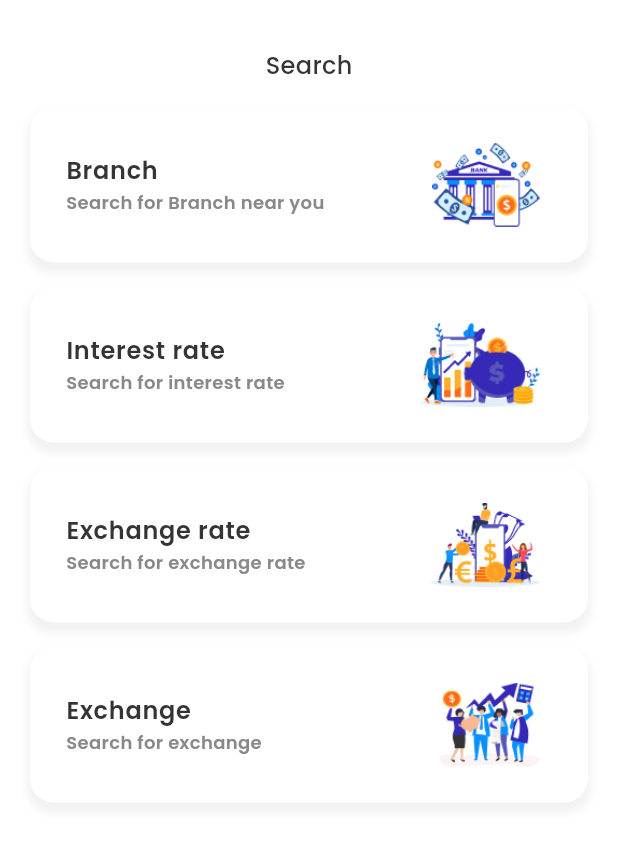
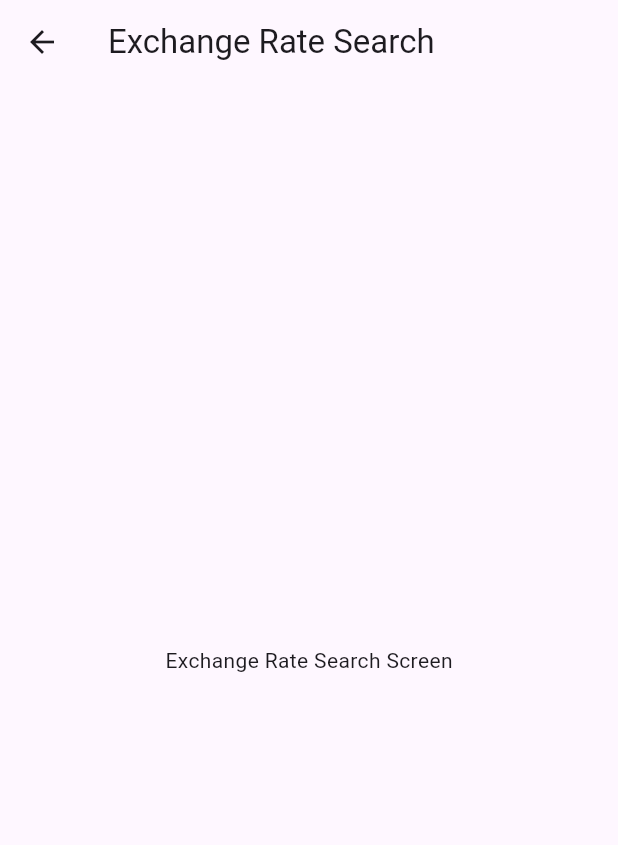
Before and after one commit to Jo-shua09/iBank, a Flutter app: the SearchScreen screen opened by its route, after a tap on "Exchange rate", on a phone screen of 412 x 824 dp. Shown: the top 845 px of the screen. Run offline on Flutter 3.47's test engine with Material 3 defaults, Android fonts, the phone set to English and light mode, and no system bars; our stand-ins replace flutter_svg, get, go_router.

Commit message:
Refactor sign-in and sign-up styles; add search screens for branch, exchange rate, and interest
Co-authored-by: Copilot <copilot@github.com>

```diff
--- a/lib/features/auth/view/sign_in.dart
+++ b/lib/features/auth/view/sign_in.dart
@@ -180,7 +180,7 @@ class _SignInState extends State<SignIn> {
           ),
           Text(
             'Sign In',
-            style: AppTextStyles.body3.copyWith(color: AppColors.white),
+            style: AppTextStyles.body1.copyWith(color: AppColors.white),
           ),
         ],
       ),
--- a/lib/features/auth/view/sign_up.dart
+++ b/lib/features/auth/view/sign_up.dart
@@ -223,7 +223,7 @@ class _SignUpState extends State<SignUp> {
           ),
           Text(
             'Sign Up',
-            style: AppTextStyles.body3.copyWith(color: AppColors.white),
+            style: AppTextStyles.body1.copyWith(color: AppColors.white),
           ),
         ],
       ),
--- a/lib/features/search/view/search_screen.dart
+++ b/lib/features/search/view/search_screen.dart
@@ -1,4 +1,5 @@
 import 'package:flutter/material.dart';
+import 'package:go_router/go_router.dart';
 import 'package:ibank/core/constants/app_colors.dart';
 import 'package:ibank/core/constants/app_styles.dart';
 
@@ -27,25 +28,29 @@ class SearchScreen extends StatelessWidget {
                     mainAxisSize: MainAxisSize.min,
                     mainAxisAlignment: MainAxisAlignment.start,
                     children: [
-                      _ListBuilder(
+                      _listBuilder(
+                        context,
                         'Branch',
                         'Search for Branch near you',
                         'assets/images/branch.jpg',
                       ),
                       const SizedBox(height: 16.0),
-                      _ListBuilder(
+                      _listBuilder(
+                        context,
                         'Interest rate',
                         'Search for interest rate',
                         'assets/images/interest.jpg',
                       ),
                       const SizedBox(height: 16.0),
-                      _ListBuilder(
+                      _listBuilder(
+                        context,
                         'Exchange rate',
                         'Search for exchange rate',
                         'assets/images/exchange-rate.jpg',
                       ),
                       const SizedBox(height: 16.0),
-                      _ListBuilder(
+                      _listBuilder(
+                        context,
                         'Exchange',
                         'Search for exchange',
                         'assets/images/exchange.jpg',
@@ -61,7 +66,12 @@ class SearchScreen extends StatelessWidget {
     );
   }
 
-  Widget _ListBuilder(String title, String subtitle, String imageUrl) {
+  Widget _listBuilder(
+    BuildContext context,
+    String title,
+    String subtitle,
+    String imageUrl,
+  ) {
     return Container(
       padding: const EdgeInsets.symmetric(horizontal: 8.0, vertical: 16.0),
       decoration: BoxDecoration(
@@ -90,7 +100,7 @@ class SearchScreen extends StatelessWidget {
         ),
         trailing: Image.asset(imageUrl),
         onTap: () {
-          // Handle search result tap
+          context.push('/search/$title'.toLowerCase().replaceAll(' ', '-'));
         },
       ),
     );
--- /dev/null
+++ b/lib/features/searches/views/exchange_rate_screen.dart
@@ -0,0 +1,13 @@
+import 'package:flutter/material.dart';
+
+class ExchangeRateScreen extends StatelessWidget {
+  const ExchangeRateScreen({super.key});
+
+  @override
+  Widget build(BuildContext context) {
+    return Scaffold(
+      appBar: AppBar(title: const Text('Exchange Rate Search')),
+      body: const Center(child: Text('Exchange Rate Search Screen')),
+    );
+  }
+}
--- a/lib/routes/app_routes.dart
+++ b/lib/routes/app_routes.dart
@@ -7,6 +7,10 @@ import 'package:ibank/features/auth/view/success_screen.dart';
 import 'package:ibank/features/home/view/home_screen.dart';
 import 'package:ibank/features/notifications/view/notification_screen.dart';
 import 'package:ibank/features/search/view/search_screen.dart';
+import 'package:ibank/features/searches/views/branch_screen.dart';
+import 'package:ibank/features/searches/views/exchange_rate_screen.dart';
+import 'package:ibank/features/searches/views/exchange_screen.dart';
+import 'package:ibank/features/searches/views/interest_screen.dart';
 import 'package:ibank/features/settings/view/settings_screen.dart';
 import 'package:ibank/features/splash_screen.dart';
 
@@ -22,6 +26,10 @@ class AppRouter {
   static const String searchScreen = '/search-screen';
   static const String notificationScreen = '/notification-screen';
   static const String settingsScreen = '/settings-screen';
+  static const String branchScreen = '/search/branch';
+  static const String exchangeRateScreen = '/search/exchange-rate';
+  static const String exchangeScreen = '/search/exchange';
+  static const String interestScreen = '/search/interest';
 
   static final router = GoRouter(
     initialLocation: splash,
@@ -76,6 +84,26 @@ class AppRouter {
         name: 'notifications',
         builder: (context, state) => const NotificationScreen(),
       ),
+      GoRoute(
+        path: branchScreen,
+        name: 'branch',
+        builder: (context, state) => const BranchScreen(),
+      ),
+      GoRoute(
+        path: exchangeRateScreen,
+        name: 'exchange-rate',
+        builder: (context, state) => const ExchangeRateScreen(),
+      ),
+      GoRoute(
+        path: exchangeScreen,
+        name: 'exchange',
+        builder: (context, state) => const ExchangeScreen(),
+      ),
+      GoRoute(
+        path: interestScreen,
+        name: 'interest',
+        builder: (context, state) => const InterestScreen(),
+      ),
     ],
   );
 }
```
Also changed, not shown: lib/features/searches/views/branch_screen.dart (added, +53 -0 lines), lib/features/searches/views/exchange_screen.dart (added, +13 -0 lines), lib/features/searches/views/interest_screen.dart (added, +13 -0 lines).
